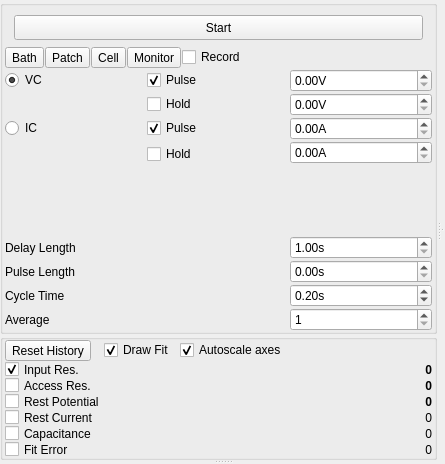
This is acq4/modules/Patch/PatchTemplate.ui in tomjhou/acq4 as Qt 5 draws it before an edit. The edited form follows.
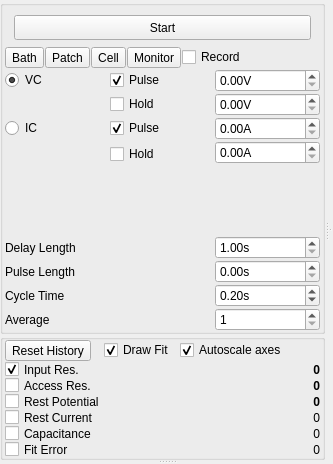
This is the edited form. Custom widgets are drawn as their Qt base class.

Commit message: Fixed problem where SpinBox is squished vertically.

```diff
--- a/acq4/modules/Patch/PatchTemplate.ui
+++ b/acq4/modules/Patch/PatchTemplate.ui
@@ -431,7 +431,7 @@
              </property>
             </widget>
            </item>
-           <item row="5" column="4">
+           <item row="5" column="3">
             <widget class="QLabel" name="capacitanceLabel">
              <property name="font">
               <font>
@@ -496,7 +496,7 @@
              </property>
             </widget>
            </item>
-           <item row="3" column="4">
+           <item row="3" column="3">
             <widget class="QLabel" name="restingPotentialLabel">
              <property name="minimumSize">
               <size>
@@ -518,7 +518,7 @@
              </property>
             </widget>
            </item>
-           <item row="1" column="4">
+           <item row="1" column="3">
             <widget class="QLabel" name="inputResistanceLabel">
              <property name="font">
               <font>
@@ -541,7 +541,7 @@
              </property>
             </widget>
            </item>
-           <item row="6" column="4">
+           <item row="6" column="3">
             <widget class="QLabel" name="fitErrorLabel">
              <property name="font">
               <font>
@@ -557,7 +557,7 @@
              </property>
             </widget>
            </item>
-           <item row="2" column="4">
+           <item row="2" column="3">
             <widget class="QLabel" name="accessResistanceLabel">
              <property name="font">
               <font>
@@ -580,7 +580,7 @@
              </property>
             </widget>
            </item>
-           <item row="4" column="4">
+           <item row="4" column="3">
             <widget class="QLabel" name="restingCurrentLabel">
              <property name="minimumSize">
               <size>
@@ -672,6 +672,11 @@
    <extends>QDoubleSpinBox</extends>
    <header>pyqtgraph</header>
   </customwidget>
+  <customwidget>
+   <class>CustomSpinBox</class>
+   <extends>QDoubleSpinBox</extends>
+   <header>..Patch.CustomSpinBox</header>
+  </customwidget>
   <customwidget>
    <class>PlotWidget</class>
    <extends>QWidget</extends>
```
Left out of the diff: 118 changed lines with no effect on the pictures. The commit also changes 7 other files.
